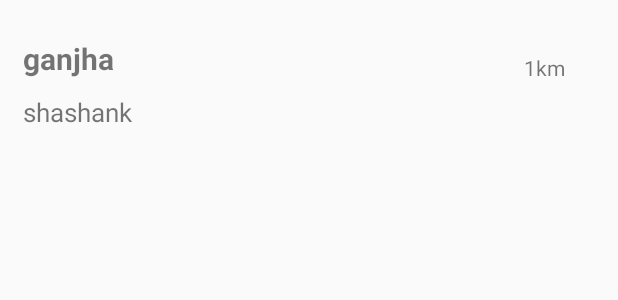
After one commit to bhagat95/ServeEasyAndroid, an Android app: the layout nearby_services_adapter.xml on its own in the app's theme, with its tools: preview values and no code run, on a phone screen of 412 x 824 dp. The commit adds this screen. Shown: the top 300 px of the screen. Run offline under Robolectric (Android 15) with nearby library versions, the phone set to English and light mode, and no system bars; network calls fail.

Commit message:
NearbyServices and MakeRequest completed.

```diff
--- a/app/src/main/java/com/example/bhagat/finalyear/MainActivity.java
+++ b/app/src/main/java/com/example/bhagat/finalyear/MainActivity.java
@@ -57,7 +57,7 @@ public class MainActivity extends AppCompatActivity {
         mtabs.setViewPager(mpager);
 
         //startActivity(new Intent(MainActivity.this,Registration.class));
-        startActivity(new Intent(MainActivity.this, MakeRequest.class));
+        startActivity(new Intent(MainActivity.this, NearbyServices.class));
     }
 
     @Override
--- a/app/src/main/java/layout/ActiveRequests.java
+++ b/app/src/main/java/layout/ActiveRequests.java
@@ -36,8 +36,8 @@ public class ActiveRequests extends Fragment {
         //  ListView
         arrayOfItems = new ArrayList<ListData>();
         //temporary add
-        for(int i =0; i<10;i++)
-            arrayOfItems.add(new ListData());
+        //for(int i =0; i<10;i++)
+          //  arrayOfItems.add(new ListData());
 
         RequestsAdapter adapter = new RequestsAdapter(getContext(), 0, arrayOfItems);
         requestsList.setAdapter(adapter);
--- a/app/src/main/res/layout/activity_make_request.xml
+++ b/app/src/main/res/layout/activity_make_request.xml
@@ -82,7 +82,7 @@
     </LinearLayout>
 
     <Spinner
-        android:layout_width="wrap_content"
+        android:layout_width="match_parent"
         android:layout_height="wrap_content"
         android:id="@+id/select_category"
         android:layout_below="@id/select_date_layout"
--- /dev/null
+++ b/app/src/main/res/layout/nearby_services_adapter.xml
@@ -0,0 +1,52 @@
+
+<LinearLayout
+    xmlns:android="http://schemas.android.com/apk/res/android"
+
+    android:layout_width="match_parent"
+    android:layout_height="wrap_content"
+    android:descendantFocusability="blocksDescendants"
+    android:orientation="horizontal"
+    android:layout_margin="5dp">
+    <!--android:weightSum="3"-->
+
+
+
+
+    <LinearLayout
+        android:layout_width="wrap_content"
+        android:layout_height="wrap_content"
+        android:orientation="vertical"
+        android:layout_margin="10dp"
+        android:layout_weight="1">
+        <!--android:layout_weight="2"   android:layout_width="0dp"-->
+        <TextView
+            android:id="@+id/service_name"
+            android:layout_width="wrap_content"
+            android:layout_height="wrap_content"
+            android:text="ganjha"
+            android:textSize="20dp"
+            android:textStyle="bold"
+            android:layout_marginTop="10dp"/>
+        <!--android:layout_gravity="center_horizontal"-->
+
+        <TextView
+            android:id="@+id/provider_name"
+            android:layout_width="wrap_content"
+            android:layout_height="wrap_content"
+            android:text="shashank"
+            android:textSize="17dp"
+            android:layout_marginTop="10dp"/>
+        <!--android:layout_gravity="center_horizontal"-->
+
+
+    </LinearLayout>
+
+    <TextView
+        android:layout_width="wrap_content"
+        android:layout_height="wrap_content"
+        android:id="@+id/distance"
+        android:text="1km"
+        android:layout_margin="30dp"
+        android:layout_weight="0"/>
+
+</LinearLayout>
```
Also changed, not shown: app/src/main/AndroidManifest.xml (+5 -4 lines), app/src/main/java/com/example/bhagat/finalyear/CategoryDerails.java (added, +12 -0 lines), app/src/main/java/com/example/bhagat/finalyear/ListData.java (+5 -2 lines), app/src/main/java/com/example/bhagat/finalyear/MakeRequest.java (+154 -7 lines), app/src/main/java/com/example/bhagat/finalyear/NearbyServices.java (added, +111 -0 lines), app/src/main/java/com/example/bhagat/finalyear/NearbyServicesAdapter.java (added, +49 -0 lines), app/src/main/java/com/example/bhagat/finalyear/UserDetails.java (added, +18 -0 lines), app/src/main/res/layout/activity_nearby_services.xml (added, +23 -0 lines).
